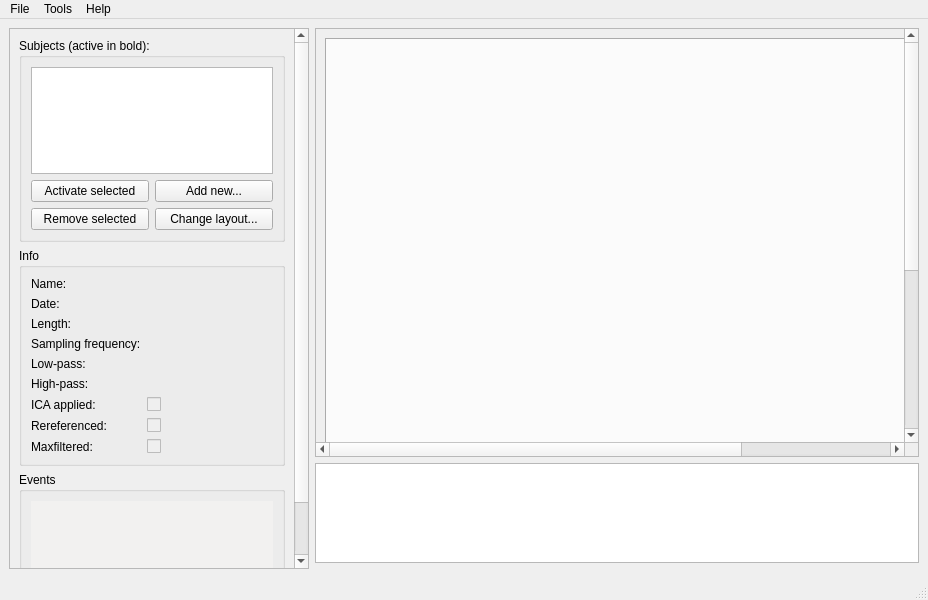
Above: designer_ui_files/mainWindowUi.ui from cibr-jyu/meggie before the change. Below: the same form after it.
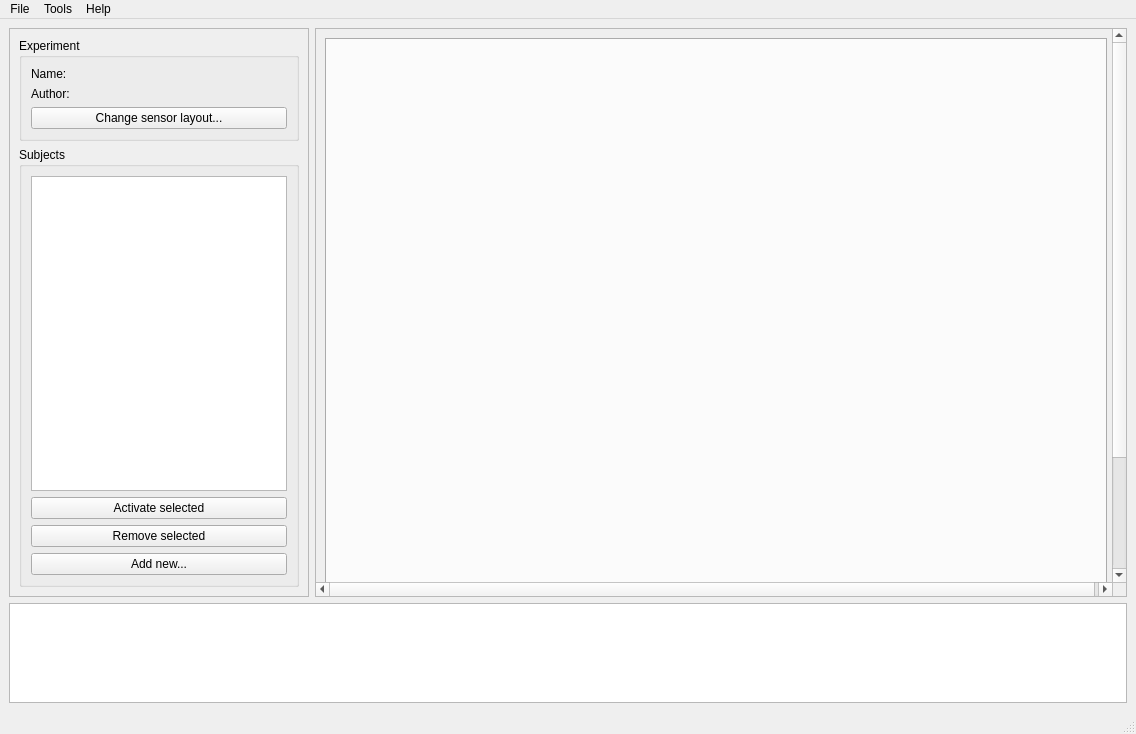
That is the form after the change.

Diff of the .ui file:
```diff
--- a/designer_ui_files/mainWindowUi.ui
+++ b/designer_ui_files/mainWindowUi.ui
@@ -6,8 +6,8 @@
    <rect>
     <x>0</x>
     <y>0</y>
-    <width>928</width>
-    <height>600</height>
+    <width>1136</width>
+    <height>734</height>
    </rect>
   </property>
   <property name="windowTitle">
@@ -18,8 +18,14 @@
     <property name="sizeConstraint">
      <enum>QLayout::SetMaximumSize</enum>
     </property>
-    <item row="0" column="0" rowspan="3">
+    <item row="0" column="0" rowspan="2">
      <widget class="QScrollArea" name="scrollAreaLeft">
+      <property name="minimumSize">
+       <size>
+        <width>300</width>
+        <height>0</height>
+       </size>
+      </property>
       <property name="maximumSize">
        <size>
         <width>300</width>
@@ -34,21 +40,21 @@
         <rect>
          <x>0</x>
          <y>0</y>
-         <width>284</width>
-         <height>600</height>
+         <width>298</width>
+         <height>566</height>
         </rect>
        </property>
        <property name="minimumSize">
         <size>
-         <width>200</width>
-         <height>600</height>
+         <width>250</width>
+         <height>550</height>
         </size>
        </property>
        <layout class="QGridLayout" name="gridLayout_2">
         <item row="2" column="0">
          <widget class="QGroupBox" name="groupBoxSubjects">
           <property name="title">
-           <string>Subjects (active in bold):</string>
+           <string>Subjects</string>
           </property>
           <layout class="QGridLayout" name="gridLayout_12">
            <property name="leftMargin">
@@ -63,344 +69,75 @@
            <property name="bottomMargin">
             <number>9</number>
            </property>
-           <item row="1" column="0">
-            <layout class="QGridLayout" name="gridLayout_5">
-             <property name="sizeConstraint">
-              <enum>QLayout::SetDefaultConstraint</enum>
+           <item row="4" column="0">
+            <widget class="QPushButton" name="pushButtonAddSubjects">
+             <property name="text">
+              <string>Add new...</string>
              </property>
-             <item row="0" column="0">
-              <widget class="QPushButton" name="pushButtonActivateSubject">
-               <property name="text">
-                <string>Activate selected</string>
-               </property>
-              </widget>
-             </item>
-             <item row="0" column="1">
-              <widget class="QPushButton" name="pushButtonAddSubjects">
-               <property name="text">
-                <string>Add new...</string>
-               </property>
-              </widget>
-             </item>
-             <item row="1" column="0">
-              <widget class="QPushButton" name="pushButtonRemoveSubject">
-               <property name="text">
-                <string>Remove selected</string>
-               </property>
-              </widget>
-             </item>
-             <item row="1" column="1">
-              <widget class="QPushButton" name="pushButtonLayout">
-               <property name="text">
-                <string>Change layout...</string>
-               </property>
-              </widget>
-             </item>
-            </layout>
+            </widget>
            </item>
-           <item row="0" column="0">
+           <item row="1" column="0">
             <widget class="QListWidget" name="listWidgetSubjects">
              <property name="selectionMode">
               <enum>QAbstractItemView::ExtendedSelection</enum>
              </property>
             </widget>
            </item>
-          </layout>
-         </widget>
-        </item>
-        <item row="3" column="0">
-         <widget class="QGroupBox" name="groupBoxInfo">
-          <property name="title">
-           <string>Info</string>
-          </property>
-          <layout class="QFormLayout" name="formLayout">
-           <item row="0" column="0">
-            <widget class="QLabel" name="labelSubject">
-             <property name="text">
-              <string>Name:</string>
-             </property>
-             <property name="wordWrap">
-              <bool>false</bool>
-             </property>
-             <property name="textInteractionFlags">
-              <set>Qt::LinksAccessibleByMouse|Qt::TextSelectableByMouse</set>
-             </property>
-            </widget>
-           </item>
-           <item row="0" column="1">
-            <widget class="QLabel" name="labelSubjectValue">
-             <property name="sizePolicy">
-              <sizepolicy hsizetype="Expanding" vsizetype="Preferred">
-               <horstretch>0</horstretch>
-               <verstretch>0</verstretch>
-              </sizepolicy>
-             </property>
-             <property name="text">
-              <string/>
-             </property>
-             <property name="wordWrap">
-              <bool>true</bool>
-             </property>
-             <property name="textInteractionFlags">
-              <set>Qt::LinksAccessibleByMouse|Qt::TextSelectableByMouse</set>
-             </property>
-            </widget>
-           </item>
-           <item row="1" column="0">
-            <widget class="QLabel" name="labelDate">
-             <property name="text">
-              <string>Date:</string>
-             </property>
-             <property name="wordWrap">
-              <bool>false</bool>
-             </property>
-             <property name="textInteractionFlags">
-              <set>Qt::LinksAccessibleByMouse|Qt::TextSelectableByMouse</set>
-             </property>
-            </widget>
-           </item>
-           <item row="1" column="1">
-            <widget class="QLabel" name="labelDateValue">
-             <property name="sizePolicy">
-              <sizepolicy hsizetype="Expanding" vsizetype="Preferred">
-               <horstretch>0</horstretch>
-               <verstretch>0</verstretch>
-              </sizepolicy>
-             </property>
-             <property name="text">
-              <string/>
-             </property>
-             <property name="wordWrap">
-              <bool>true</bool>
-             </property>
-             <property name="textInteractionFlags">
-              <set>Qt::LinksAccessibleByMouse|Qt::TextSelectableByMouse</set>
-             </property>
-            </widget>
-           </item>
-           <item row="2" column="0">
-            <widget class="QLabel" name="labelLength">
-             <property name="text">
-              <string>Length:</string>
-             </property>
-             <property name="textInteractionFlags">
-              <set>Qt::LinksAccessibleByMouse|Qt::TextSelectableByMouse</set>
-             </property>
-            </widget>
-           </item>
-           <item row="2" column="1">
-            <widget class="QLabel" name="labelLengthValue">
-             <property name="sizePolicy">
-              <sizepolicy hsizetype="Expanding" vsizetype="Preferred">
-               <horstretch>0</horstretch>
-               <verstretch>0</verstretch>
-              </sizepolicy>
-             </property>
-             <property name="text">
-              <string/>
-             </property>
-            </widget>
-           </item>
            <item row="3" column="0">
-            <widget class="QLabel" name="labelSamples">
+            <widget class="QPushButton" name="pushButtonRemoveSubject">
              <property name="text">
-              <string>Sampling frequency:</string>
+              <string>Remove selected</string>
              </property>
-             <property name="textInteractionFlags">
-              <set>Qt::LinksAccessibleByMouse|Qt::TextSelectableByMouse</set>
-             </property>
             </widget>
            </item>
-           <item row="3" column="1">
-            <widget class="QLabel" name="labelSamplesValue">
-             <property name="sizePolicy">
-              <sizepolicy hsizetype="Expanding" vsizetype="Preferred">
-               <horstretch>0</horstretch>
-               <verstretch>0</verstretch>
-              </sizepolicy>
-             </property>
+           <item row="2" column="0">
+            <widget class="QPushButton" name="pushButtonActivateSubject">
              <property name="text">
-              <string/>
-             </property>
-             <property name="wordWrap">
-              <bool>true</bool>
-             </property>
-             <property name="textInteractionFlags">
-              <set>Qt::LinksAccessibleByMouse|Qt::TextSelectableByMouse</set>
-             </property>
-            </widget>
-           </item>
-           <item row="4" column="0">
-            <widget class="QLabel" name="labelLow">
-             <property name="lineWidth">
-              <number>1</number>
-             </property>
-             <property name="text">
-              <string>Low-pass:</string>
-             </property>
-             <property name="scaledContents">
-              <bool>true</bool>
-             </property>
-             <property name="wordWrap">
-              <bool>false</bool>
-             </property>
-             <property name="textInteractionFlags">
-              <set>Qt::LinksAccessibleByMouse|Qt::TextSelectableByMouse</set>
-             </property>
-            </widget>
-           </item>
-           <item row="4" column="1">
-            <widget class="QLabel" name="labelLowValue">
-             <property name="sizePolicy">
-              <sizepolicy hsizetype="Expanding" vsizetype="Preferred">
-               <horstretch>0</horstretch>
-               <verstretch>0</verstretch>
-              </sizepolicy>
-             </property>
-             <property name="text">
-              <string/>
-             </property>
-             <property name="wordWrap">
-              <bool>true</bool>
-             </property>
-             <property name="textInteractionFlags">
-              <set>Qt::LinksAccessibleByMouse|Qt::TextSelectableByMouse</set>
-             </property>
-            </widget>
-           </item>
-           <item row="5" column="0">
-            <widget class="QLabel" name="labelHigh">
-             <property name="text">
-              <string>High-pass:</string>
-             </property>
-             <property name="wordWrap">
-              <bool>false</bool>
-             </property>
-             <property name="textInteractionFlags">
-              <set>Qt::LinksAccessibleByMouse|Qt::TextSelectableByMouse</set>
-             </property>
-            </widget>
-           </item>
-           <item row="5" column="1">
-            <widget class="QLabel" name="labelHighValue">
-             <property name="sizePolicy">
-              <sizepolicy hsizetype="Expanding" vsizetype="Preferred">
-               <horstretch>0</horstretch>
-               <verstretch>0</verstretch>
-              </sizepolicy>
-             </property>
-             <property name="text">
-              <string/>
-             </property>
-             <property name="wordWrap">
-              <bool>true</bool>
-             </property>
-             <property name="textInteractionFlags">
-              <set>Qt::LinksAccessibleByMouse|Qt::TextSelectableByMouse</set>
-             </property>
-            </widget>
-           </item>
-           <item row="6" column="0">
-            <widget class="QLabel" name="labelICAApplied">
-             <property name="text">
-              <string>ICA applied:</string>
-             </property>
-            </widget>
-           </item>
-           <item row="6" column="1">
-            <widget class="QCheckBox" name="checkBoxICAApplied">
-             <property name="enabled">
-              <bool>false</bool>
-             </property>
-             <property name="text">
-              <string/>
-             </property>
-            </widget>
-           </item>
-           <item row="7" column="0">
-            <widget class="QLabel" name="labelRereferenced">
-             <property name="text">
-              <string>Rereferenced:</string>
-             </property>
-            </widget>
-           </item>
-           <item row="7" column="1">
-            <widget class="QCheckBox" name="checkBoxRereferenced">
-             <property name="enabled">
-              <bool>false</bool>
-             </property>
-             <property name="text">
-              <string/>
-             </property>
-            </widget>
-           </item>
-           <item row="8" column="0">
-            <widget class="QLabel" name="labelMaxfiltered">
-             <property name="text">
-              <string>Maxfiltered:</string>
-             </property>
-            </widget>
-           </item>
-           <item row="8" column="1">
-            <widget class="QCheckBox" name="checkBoxMaxfiltered">
-             <property name="enabled">
-              <bool>false</bool>
-             </property>
-             <property name="text">
-              <string/>
+              <string>Activate selected</string>
              </property>
             </widget>
            </item>
           </layout>
          </widget>
         </item>
-        <item row="4" column="0">
-         <widget class="QGroupBox" name="groupBoxEvents">
+        <item row="0" column="0">
+         <widget class="QGroupBox" name="groupBoxExperiment">
           <property name="title">
-           <string>Events</string>
+           <string>Experiment</string>
           </property>
           <layout class="QGridLayout" name="gridLayout_4">
            <item row="0" column="0">
-            <widget class="QTextBrowser" name="textBrowserEvents">
-             <property name="palette">
-              <palette>
-               <active>
-                <colorrole role="Base">
-                 <brush brushstyle="SolidPattern">
-                  <color alpha="255">
-                   <red>242</red>
-                   <green>241</green>
-                   <blue>240</blue>
-                  </color>
-                 </brush>
-                </colorrole>
-               </active>
-               <inactive>
-                <colorrole role="Base">
-                 <brush brushstyle="SolidPattern">
-                  <color alpha="255">
-                   <red>242</red>
-                   <green>241</green>
-                   <blue>240</blue>
-                  </color>
-                 </brush>
-                </colorrole>
-               </inactive>
-               <disabled>
-                <colorrole role="Base">
-                 <brush brushstyle="SolidPattern">
-                  <color alpha="255">
-                   <red>255</red>
-                   <green>255</green>
-                   <blue>255</blue>
-                  </color>
-                 </brush>
-                </colorrole>
-               </disabled>
-              </palette>
+            <widget class="QLabel" name="labelExperimentName">
+             <property name="text">
+              <string>Name:</string>
              </property>
-             <property name="frameShape">
-              <enum>QFrame::NoFrame</enum>
+            </widget>
+           </item>
+           <item row="1" column="0">
+            <widget class="QLabel" name="labelExperimentAuthor">
+             <property name="text">
+              <string>Author:</string>
+             </property>
+            </widget>
+           </item>
+           <item row="2" column="0" colspan="3">
+            <widget class="QPushButton" name="pushButtonLayout">
+             <property name="text">
+              <string>Change sensor layout...</string>
+             </property>
+            </widget>
+           </item>
+           <item row="0" column="1" colspan="2">
+            <widget class="QLabel" name="labelExperimentNameValue">
+             <property name="text">
+              <string/>
+             </property>
+            </widget>
+           </item>
+           <item row="1" column="1" colspan="2">
+            <widget class="QLabel" name="labelExperimentAuthorValue">
+             <property name="text">
+              <string/>
              </property>
             </widget>
            </item>
@@ -411,7 +148,7 @@
       </widget>
      </widget>
     </item>
-    <item row="0" column="1">
+    <item row="0" column="1" rowspan="2">
      <widget class="QScrollArea" name="scrollAreaRight">
       <property name="widgetResizable">
        <bool>true</bool>
@@ -464,7 +201,7 @@
       </widget>
      </widget>
     </item>
-    <item row="1" column="1">
+    <item row="2" column="0" colspan="2">
      <widget class="QTextEdit" name="textEditConsole">
       <property name="minimumSize">
        <size>
@@ -487,7 +224,7 @@
     <rect>
      <x>0</x>
      <y>0</y>
-     <width>928</width>
+     <width>1136</width>
      <height>20</height>
     </rect>
    </property>
@@ -497,7 +234,6 @@
     </property>
     <addaction name="actionCreateExperiment"/>
     <addaction name="actionOpenExperiment"/>
-    <addaction name="actionShowExperimentInfo"/>
     <addaction name="actionQuit"/>
    </widget>
    <widget class="QMenu" name="menuTools">
```
